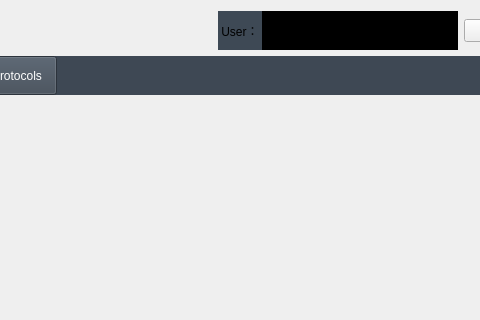
The window that UIModular/MainWindow/MainWindowUI.ui (EddyXieFalcon/ColorAnalyst) describes before a commit, drawn with Qt 5; both pictures show x 114 to 594 and y 0 to 320 of the 806 by 660 pixel window.
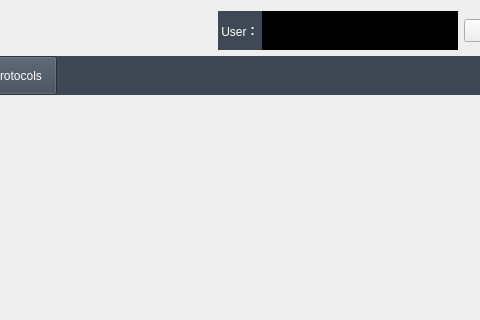
The same window after the commit.

```diff
--- a/UIModular/MainWindow/MainWindowUI.ui
+++ b/UIModular/MainWindow/MainWindowUI.ui
@@ -68,6 +68,15 @@
              <property name="palette">
               <palette>
                <active>
+                <colorrole role="WindowText">
+                 <brush brushstyle="SolidPattern">
+                  <color alpha="255">
+                   <red>255</red>
+                   <green>255</green>
+                   <blue>255</blue>
+                  </color>
+                 </brush>
+                </colorrole>
                 <colorrole role="Button">
                  <brush brushstyle="SolidPattern">
                   <color alpha="255">
@@ -97,6 +106,15 @@
                 </colorrole>
                </active>
                <inactive>
+                <colorrole role="WindowText">
+                 <brush brushstyle="SolidPattern">
+                  <color alpha="255">
+                   <red>255</red>
+                   <green>255</green>
+                   <blue>255</blue>
+                  </color>
+                 </brush>
+                </colorrole>
                 <colorrole role="Button">
                  <brush brushstyle="SolidPattern">
                   <color alpha="255">
@@ -126,6 +144,15 @@
                 </colorrole>
                </inactive>
                <disabled>
+                <colorrole role="WindowText">
+                 <brush brushstyle="SolidPattern">
+                  <color alpha="255">
+                   <red>120</red>
+                   <green>120</green>
+                   <blue>120</blue>
+                  </color>
+                 </brush>
+                </colorrole>
                 <colorrole role="Button">
                  <brush brushstyle="SolidPattern">
                   <color alpha="255">
```
